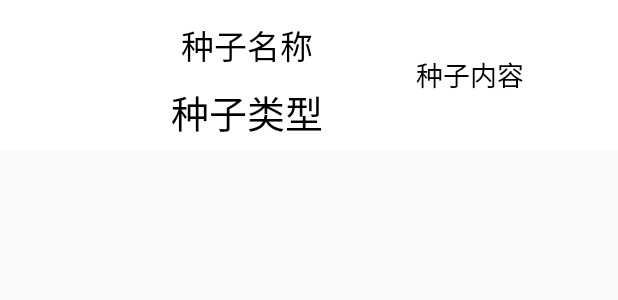
After one commit to jideqiang1231/AfriculturePlatformsource, an Android app: the layout item_zhongzipush_gridview.xml on its own in the app's theme, with its tools: preview values and no code run, on a phone screen of 412 x 824 dp. The commit adds this screen. Shown: the top 300 px of the screen. Run offline under Robolectric (Android 15) with nearby library versions, the phone set to English and light mode, and no system bars.

Commit message:
app seedsuccess commit

```diff
--- a/app/src/main/res/layout/activity_zhongzipush.xml
+++ b/app/src/main/res/layout/activity_zhongzipush.xml
@@ -30,9 +30,10 @@
             android:layout_marginTop="10dp" />
     </LinearLayout>
 
-    <ListView
-        android:id="@+id/lv_zhongzipush"
+    <GridView
+        android:id="@+id/gv_zhongzipush"
         android:layout_width="match_parent"
+        android:numColumns="1"
         android:layout_height="match_parent" />
 
 </LinearLayout>
--- /dev/null
+++ b/app/src/main/res/layout/item_zhongzipush_gridview.xml
@@ -0,0 +1,63 @@
+<?xml version="1.0" encoding="utf-8"?>
+<LinearLayout xmlns:android="http://schemas.android.com/apk/res/android"
+    android:layout_width="match_parent"
+    android:layout_height="100dp"
+    android:layout_margin="0dp"
+    android:background="#fff"
+    android:gravity="center"
+    android:orientation="horizontal">
+
+    <ImageView
+        android:id="@+id/iv_zhongzipush_image"
+        android:layout_width="100dp"
+        android:layout_height="100dp"
+        android:layout_gravity="center"
+
+        />
+    <!--text去掉了￥和价钱，还没完全去除，只是消逝了
+    wrap_content 和29 变成了00隐藏    -->
+    <LinearLayout
+        android:layout_width="116dp"
+        android:layout_height="100dp"
+        android:layout_gravity="center"
+        android:gravity="center"
+        android:orientation="vertical">
+
+        <TextView
+            android:id="@+id/tv_zhongzipush_name"
+            android:layout_width="135dp"
+            android:layout_height="50dp"
+            android:layout_gravity="center"
+            android:gravity="center"
+            android:text="种子名称"
+            android:textColor="#000"
+            android:textSize="10pt" />
+
+        <TextView
+            android:id="@+id/tv_zhongzipush_type"
+            android:layout_width="match_parent"
+            android:layout_height="wrap_content"
+            android:layout_gravity="center"
+            android:gravity="center"
+            android:text="种子类型"
+            android:textColor="#000"
+            android:textSize="25dp" />
+
+    </LinearLayout>
+
+
+    <TextView
+        android:id="@+id/tv_zhongzi_context"
+        android:layout_width="182dp"
+        android:layout_height="100dp"
+        android:layout_gravity="center"
+        android:gravity="center"
+        android:ellipsize="end"
+        android:lines="2"
+        android:padding="10dp"
+        android:text="种子内容"
+        android:textColor="#000"
+        android:textSize="18dp" />
+
+
+</LinearLayout>
```
Also changed, not shown: app/build.gradle (+8 -2 lines), app/src/main/java/com/bigdata/agricultureplatform/home/activity/PushActivity.java (+102 -6 lines), app/src/main/java/com/bigdata/agricultureplatform/home/adapter/SeedGridViewAdapter.java (added, +110 -0 lines), app/src/main/java/com/bigdata/agricultureplatform/home/bean/SeedinfoBean.java (added, +188 -0 lines), app/src/main/java/com/bigdata/agricultureplatform/util/Constants.java (+9 -7 lines).
